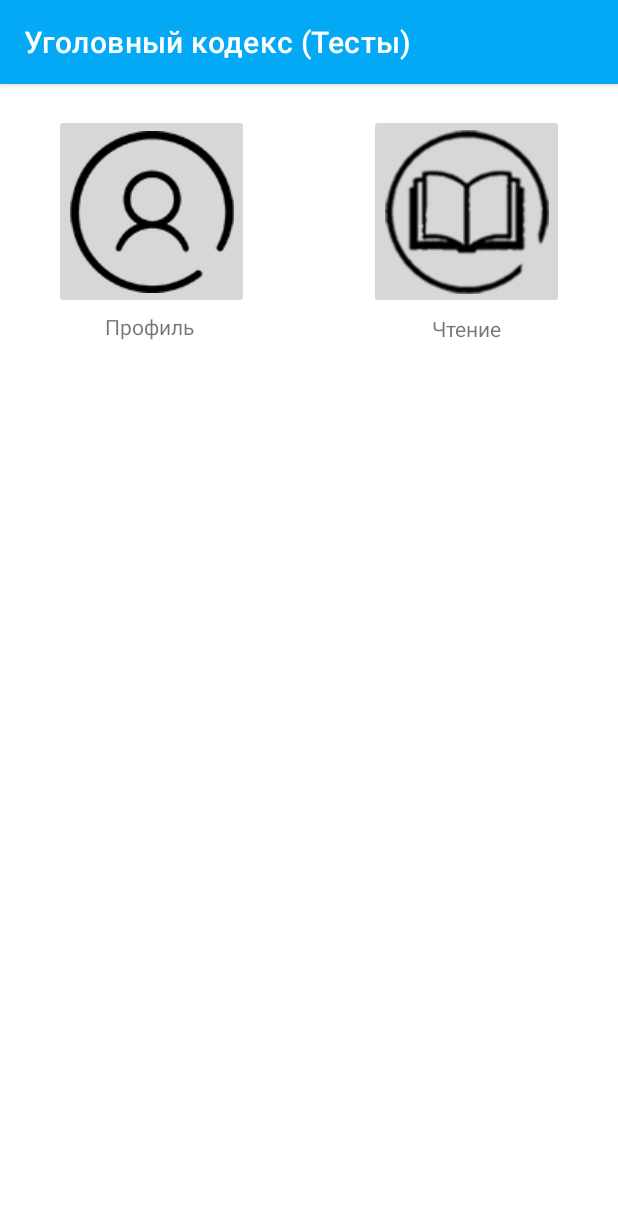
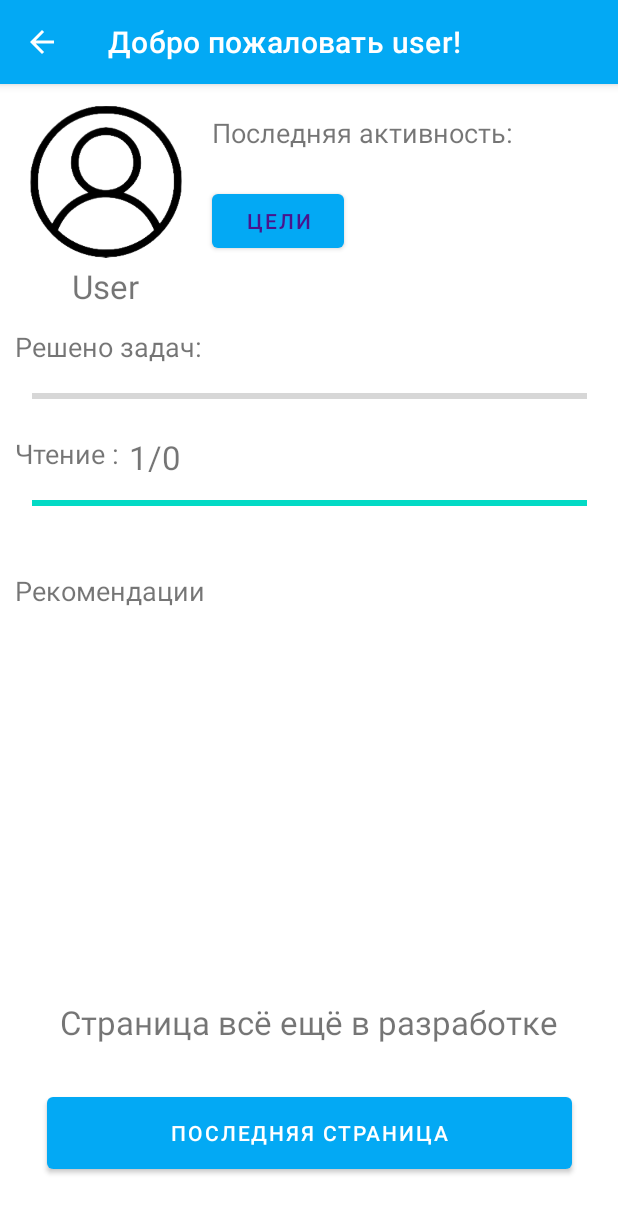
Before and after one commit to Kulakov1Dima/IBook-Social-Network, an Android app: the screen it shows after launch (MainActivity before the commit, ProfileActivity after it), on a phone screen of 412 x 824 dp. Shown: the top 1213 px of the screen. Run offline under Robolectric (Android 15) with nearby library versions, the phone set to English and light mode, and no system bars.

Commit message:
code quality changes

```diff
--- a/app/src/main/AndroidManifest.xml
+++ b/app/src/main/AndroidManifest.xml
@@ -10,10 +10,10 @@
         android:supportsRtl="true"
         android:theme="@style/Theme.CriminalCode">
         <activity
-            android:name=".pageRead"
+            android:name=".PageReadActivity"
             android:exported="false" />
         <activity
-            android:name=".profileActivity"
+            android:name=".ProfileActivity"
             android:exported="false"
             android:screenOrientation="portrait" />
         <activity
@@ -27,7 +27,7 @@
             </intent-filter>
         </activity>
         <activity
-            android:name=".readActivity"
+            android:name=".ReadActivity"
             android:screenOrientation="portrait" />
     </application>
 
--- a/app/src/main/java/com/example/criminalcode/CustomDialogFragment.java
+++ b/app/src/main/java/com/example/criminalcode/CustomDialogFragment.java
@@ -19,8 +19,8 @@ public class CustomDialogFragment extends DialogFragment {
                 .setIcon(android.R.drawable.ic_dialog_alert)
                 .setNegativeButton("нет",null)
                 .setPositiveButton("да", (dialog, id) -> {
-                    Intent intent = new Intent(getActivity(),pageRead.class);
-                    intent.putExtra("Npage",readActivity.lastP);
+                    Intent intent = new Intent(getActivity(),PageReadActivity.class);
+                    intent.putExtra(Сonfiguration.OLD_CURRENT_PAGE,ReadActivity.lastP);
                     startActivity(intent);                      //переход на экран чтения статей(pdf файл)
             }).create();
 
--- a/app/src/main/java/com/example/criminalcode/MainActivity.java
+++ b/app/src/main/java/com/example/criminalcode/MainActivity.java
@@ -13,19 +13,24 @@ public class MainActivity extends AppCompatActivity {
     public void onCreate(Bundle savedInstanceState) {
         super.onCreate(savedInstanceState);
         setContentView(R.layout.activity_main);
-        buttons();                                                                                  //все кнопки главного Activity
+        ibook();
+        //buttons();                                                                                  //все кнопки главного Activity
     }
 
  void buttons(){
     ImageButton profileButton = findViewById(R.id.profileButton);                                   //кнопка профиля
     profileButton.setOnClickListener(v -> {
-        Intent intent = new Intent(MainActivity.this,profileActivity.class);
+        Intent intent = new Intent(MainActivity.this,ProfileActivity.class);
         startActivity(intent);                                                                      //переход на экран профиля
     });
     ImageButton readButton = findViewById(R.id.readButton);                                         //кнопка чтения статей
     readButton.setOnClickListener(v -> {
-        Intent intent = new Intent(MainActivity.this,readActivity.class);
+        Intent intent = new Intent(MainActivity.this,ReadActivity.class);
         startActivity(intent);                                                                      //переход на экран со статьями уголовного кодекса
     });
     }
-}
+
+void ibook(){
+    Intent intent = new Intent(MainActivity.this,ProfileActivity.class);
+    startActivity(intent);
+}}
--- a/app/src/main/java/com/example/criminalcode/profileActivity.java
+++ b/app/src/main/java/com/example/criminalcode/ProfileActivity.java
@@ -13,13 +13,13 @@ import androidx.appcompat.app.AppCompatActivity;
 Экран профиля показаны активность (в минутах), рекомендации и полезные ссылки
 Во варианте закрытого софта: сведения о тарифе pro версии (но наврятли так будет :) )
  */
-public class profileActivity extends AppCompatActivity {
+public class ProfileActivity extends AppCompatActivity {
     SharedPreferences pageL;
     @Override
     protected void onCreate(Bundle savedInstanceState) {
         super.onCreate(savedInstanceState);
         setContentView(R.layout.activity_profile);
-        pageL = getSharedPreferences("NpageL", Context.MODE_PRIVATE);
+        pageL = getSharedPreferences(Сonfiguration.CURRENT_PAGE, Context.MODE_PRIVATE);
         customizationActionBar();
         textRead();                                                                                 //функция прогрессбара и вывода номера последней страницы в профиле
         buttons();                                                                                  //все кнопки на активности профиля
@@ -34,24 +34,24 @@ public class profileActivity extends AppCompatActivity {
     void buttons(){
         Button lastPage = findViewById(R.id.button2);
         lastPage.setOnClickListener(v -> {
-            Intent intent = new Intent(profileActivity.this,pageRead.class);
-            intent.putExtra("Npage",pageL.getInt("NpageL",0));
+            Intent intent = new Intent(ProfileActivity.this,PageReadActivity.class);
+            intent.putExtra(Сonfiguration.OLD_CURRENT_PAGE,pageL.getInt(Сonfiguration.CURRENT_PAGE,0));
             startActivity(intent);                      //переход на экран чтения статей(pdf файл)
         });
     }
     void textRead(){                                        //функция прогрессбара и вывода номера последней страницы в профиле
         TextView pageN = findViewById(R.id.textView3);      //страницы в прогрессе чтения
-        String pageСounter = (pageL.getInt("NpageL",0) + 1) +"/"+ pageL.getInt("pageC",0);
-        pageN.setText(pageСounter);
+        String count = (pageL.getInt(Сonfiguration.CURRENT_PAGE,0) + 1) +"/"+ pageL.getInt("pageC",0);
+        pageN.setText(count);
 
-        double maxProgress=pageL.getInt("pageC",0)/100; //переменная равная 1% от всех страниц
+        double maxProgress=pageL.getInt(Сonfiguration.numberOfPages,0)/100; //переменная равная 1% от всех страниц
 
         ProgressBar readPage = findViewById(R.id.progressBar2);
-        readPage.setProgress((int)((pageL.getInt("NpageL",0) + 1)/maxProgress)); //процент прочитанного
+        readPage.setProgress((int)((pageL.getInt(Сonfiguration.CURRENT_PAGE,0) + 1)/maxProgress)); //процент прочитанного
 
         readPage.setOnClickListener(v -> {
-            Intent intent = new Intent(profileActivity.this,pageRead.class);
-            intent.putExtra("Npage",pageL.getInt("NpageL",0));
+            Intent intent = new Intent(ProfileActivity.this,PageReadActivity.class);
+            intent.putExtra(Сonfiguration.OLD_CURRENT_PAGE,pageL.getInt(Сonfiguration.CURRENT_PAGE,0));
             startActivity(intent);                      //переход на экран чтения статей(pdf файл)
         });
 
--- /dev/null
+++ b/app/src/main/java/com/example/criminalcode/Сonfiguration.java
@@ -0,0 +1,11 @@
+package com.example.criminalcode;
+
+public class Сonfiguration {
+
+    public static String CURRENT_PAGE = "currentPage";
+    public static String OLD_CURRENT_PAGE = "oldCurrentPage";
+    public static String numberOfPages = "numberOfPages";
+
+    public static String pdfDocument = "ukodeksrf.pdf";
+
+}
--- a/app/src/main/res/layout/activity_page_read.xml
+++ b/app/src/main/res/layout/activity_page_read.xml
@@ -4,7 +4,7 @@
     xmlns:tools="http://schemas.android.com/tools"
     android:layout_width="match_parent"
     android:layout_height="match_parent"
-    tools:context=".pageRead">
+    tools:context=".PageReadActivity">
 
     <com.github.barteksc.pdfviewer.PDFView
         android:id="@+id/pdfView"
--- a/app/src/main/res/layout/activity_profile.xml
+++ b/app/src/main/res/layout/activity_profile.xml
@@ -4,7 +4,7 @@
     xmlns:tools="http://schemas.android.com/tools"
     android:layout_width="match_parent"
     android:layout_height="match_parent"
-    tools:context=".profileActivity">
+    tools:context=".ProfileActivity">
 
     <TextView
         android:id="@+id/textView"
@@ -12,7 +12,7 @@
         android:layout_height="wrap_content"
         android:layout_marginStart="48dp"
         android:layout_marginTop="120dp"
-        android:text="User"
+        android:text="@string/user"
         android:textSize="22sp"
         app:layout_constraintStart_toStartOf="parent"
         app:layout_constraintTop_toTopOf="parent" />
@@ -29,7 +29,8 @@
         app:autoSizeTextType="uniform"
         app:layout_constraintBottom_toBottomOf="parent"
         app:layout_constraintEnd_toEndOf="parent"
-        app:layout_constraintStart_toStartOf="parent" />
+        app:layout_constraintStart_toStartOf="parent"
+        tools:ignore="HardcodedText" />
 
     <ImageView
         android:id="@+id/imageView"
@@ -39,7 +40,9 @@
         android:layout_marginTop="10dp"
         app:layout_constraintStart_toStartOf="parent"
         app:layout_constraintTop_toTopOf="parent"
-        app:srcCompat="@drawable/images" />
+        app:srcCompat="@drawable/images"
+        android:contentDescription="@string/todo"
+        tools:ignore="ContentDescription" />
 
     <TextView
         android:id="@+id/textView5"
@@ -50,7 +53,8 @@
         android:text="Последняя активность:"
         android:textSize="18sp"
         app:layout_constraintStart_toEndOf="@+id/imageView"
-        app:layout_constraintTop_toTopOf="parent" />
+        app:layout_constraintTop_toTopOf="parent"
+        tools:ignore="HardcodedText" />
 
     <TextView
         android:id="@+id/textView6"
@@ -61,7 +65,8 @@
         android:text="Решено задач:"
         android:textSize="18sp"
         app:layout_constraintStart_toStartOf="parent"
-        app:layout_constraintTop_toBottomOf="@+id/textView" />
+        app:layout_constraintTop_toBottomOf="@+id/textView"
+        tools:ignore="HardcodedText" />
 
     <ProgressBar
         android:id="@+id/progressBar"
@@ -82,8 +87,10 @@
         android:layout_marginStart="20dp"
         android:layout_marginTop="20dp"
         android:text="Цели"
+        android:textColor="#4A148C"
         app:layout_constraintStart_toEndOf="@+id/imageView"
-        app:layout_constraintTop_toBottomOf="@+id/textView5" />
+        app:layout_constraintTop_toBottomOf="@+id/textView5"
+        tools:ignore="HardcodedText,TextContrastCheck" />
 
     <TextView
         android:id="@+id/textView7"
@@ -94,7 +101,8 @@
         android:text="Чтение :"
         android:textSize="18sp"
         app:layout_constraintStart_toStartOf="parent"
-        app:layout_constraintTop_toBottomOf="@+id/progressBar" />
+        app:layout_constraintTop_toBottomOf="@+id/progressBar"
+        tools:ignore="HardcodedText" />
 
     <TextView
         android:id="@+id/textView3"
@@ -105,7 +113,8 @@
         android:textSize="18sp"
         app:autoSizeTextType="uniform"
         app:layout_constraintStart_toEndOf="@+id/textView7"
-        app:layout_constraintTop_toBottomOf="@+id/progressBar" />
+        app:layout_constraintTop_toBottomOf="@+id/progressBar"
+        tools:ignore="HardcodedText" />
 
     <ProgressBar
         android:id="@+id/progressBar2"
@@ -127,10 +136,12 @@
         android:layout_marginEnd="10dp"
         android:layout_marginBottom="10dp"
         android:text="Последняя страница"
+        android:textColor="#FFFFFF"
         app:layout_constraintBottom_toBottomOf="parent"
         app:layout_constraintEnd_toEndOf="parent"
         app:layout_constraintStart_toStartOf="parent"
-        app:layout_constraintTop_toBottomOf="@+id/textView2" />
+        app:layout_constraintTop_toBottomOf="@+id/textView2"
+        tools:ignore="HardcodedText" />
 
     <TextView
         android:id="@+id/textView8"
@@ -141,6 +152,7 @@
         android:text="Рекомендации"
         android:textSize="18sp"
         app:layout_constraintStart_toStartOf="parent"
-        app:layout_constraintTop_toBottomOf="@+id/progressBar2" />
+        app:layout_constraintTop_toBottomOf="@+id/progressBar2"
+        tools:ignore="HardcodedText" />
 
 </androidx.constraintlayout.widget.ConstraintLayout>
--- a/app/src/main/res/layout/activity_read.xml
+++ b/app/src/main/res/layout/activity_read.xml
@@ -4,7 +4,7 @@
     xmlns:tools="http://schemas.android.com/tools"
     android:layout_width="match_parent"
     android:layout_height="match_parent"
-    tools:context=".readActivity">
+    tools:context=".ReadActivity">
 
     <ScrollView
         android:layout_width="match_parent"
--- a/app/src/main/res/values/strings.xml
+++ b/app/src/main/res/values/strings.xml
@@ -5,4 +5,6 @@
     <string name="todo">TODO</string>
     <string name="todo1">TODO</string>
     <string name="_0_0">0/0</string>
+    <string name="user">User</string>
+    <string name="ActionBarTitleName">Уголовный кодекс 2021</string>
 </resources>
```
Also changed, not shown: app/src/main/java/com/example/criminalcode/PageReadActivity.java (renamed from app/src/main/java/com/example/criminalcode/pageRead.java, +10 -11 lines), app/src/main/java/com/example/criminalcode/ReadActivity.java (renamed from app/src/main/java/com/example/criminalcode/readActivity.java, +40 -40 lines), 1 other file.
